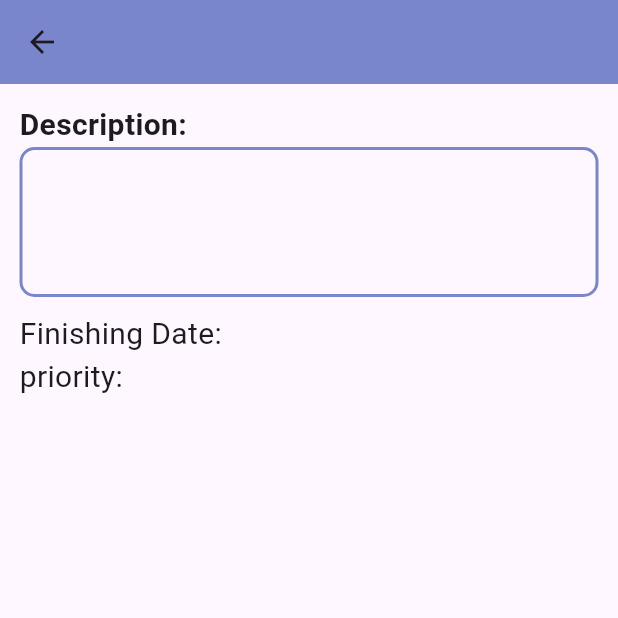
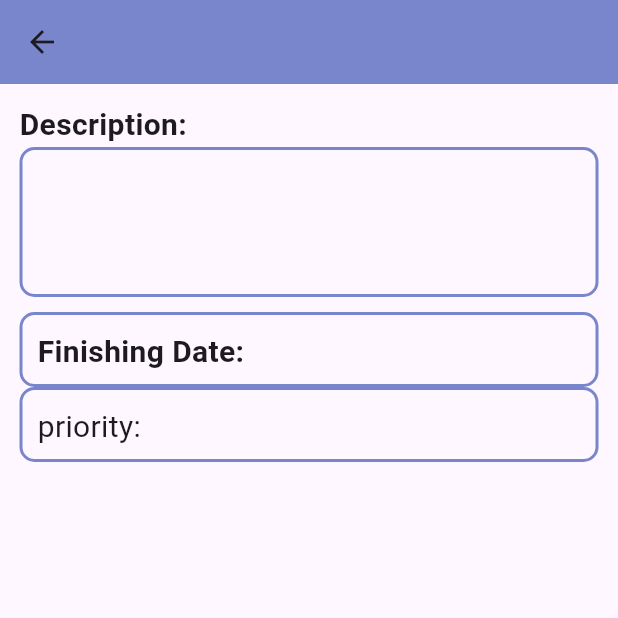
Before and after one commit to sohasara/To-Do-App, a Flutter app: the TextDetailsPage screen opened directly with empty values, on a phone screen of 412 x 824 dp, the top half of it. Run offline on Flutter 3.47's test engine with Material 3 defaults, Android fonts, the phone set to English and light mode, and no system bars; our stand-ins replace firebase_core, flutter_riverpod, hive_flutter; accounts and stored records are empty.

Commit message:
style: enhance TextDetailsPage layout with containers for date and priority

```diff
--- a/lib/application/pages/home/details/text_details_page.dart
+++ b/lib/application/pages/home/details/text_details_page.dart
@@ -60,16 +60,41 @@ class TextDetailsPage extends StatelessWidget {
               ),
             ),
             const SizedBox(height: 10),
-            Text(
-              'Finishing Date:$dateF',
-              style: const TextStyle(
-                fontSize: 20,
+            Container(
+              height: 50,
+              width: double.infinity,
+              padding: const EdgeInsets.all(10),
+              decoration: BoxDecoration(
+                border: Border.all(
+                  color: Colors.indigo.shade300,
+                  width: 2,
+                ),
+                borderRadius: BorderRadius.circular(10),
+              ),
+              child: Text(
+                'Finishing Date: $dateF',
+                style: const TextStyle(
+                  fontSize: 20,
+                  fontWeight: FontWeight.bold,
+                ),
               ),
             ),
-            Text(
-              'priority:$priority',
-              style: const TextStyle(
-                fontSize: 20,
+            Container(
+              height: 50,
+              width: double.infinity,
+              padding: const EdgeInsets.all(10),
+              decoration: BoxDecoration(
+                border: Border.all(
+                  color: Colors.indigo.shade300,
+                  width: 2,
+                ),
+                borderRadius: BorderRadius.circular(10),
+              ),
+              child: Text(
+                'priority:$priority',
+                style: const TextStyle(
+                  fontSize: 20,
+                ),
               ),
             ),
           ],
```
